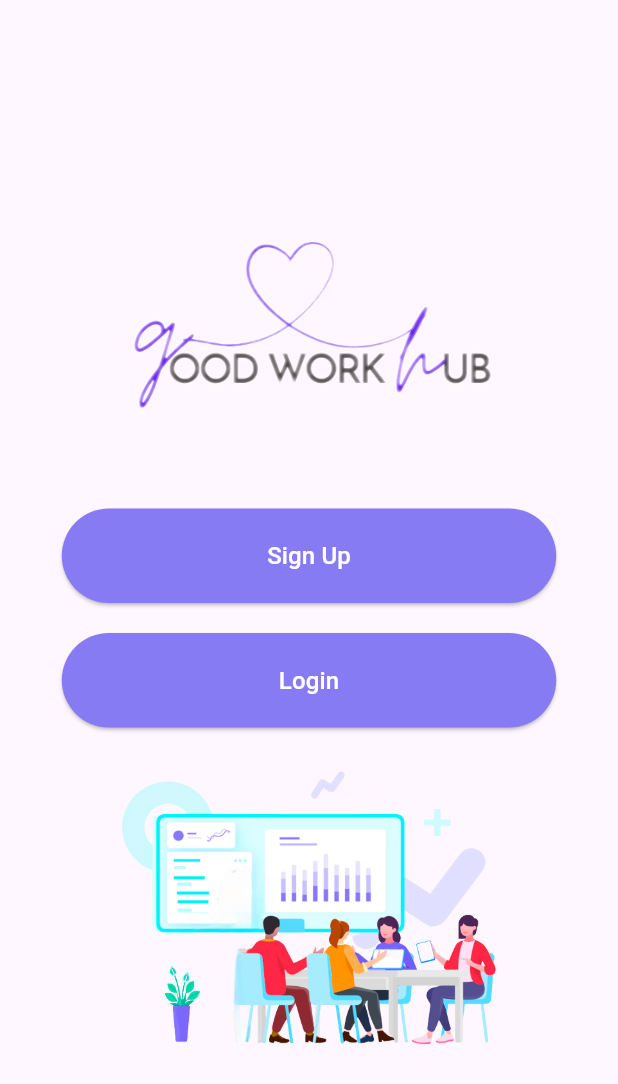
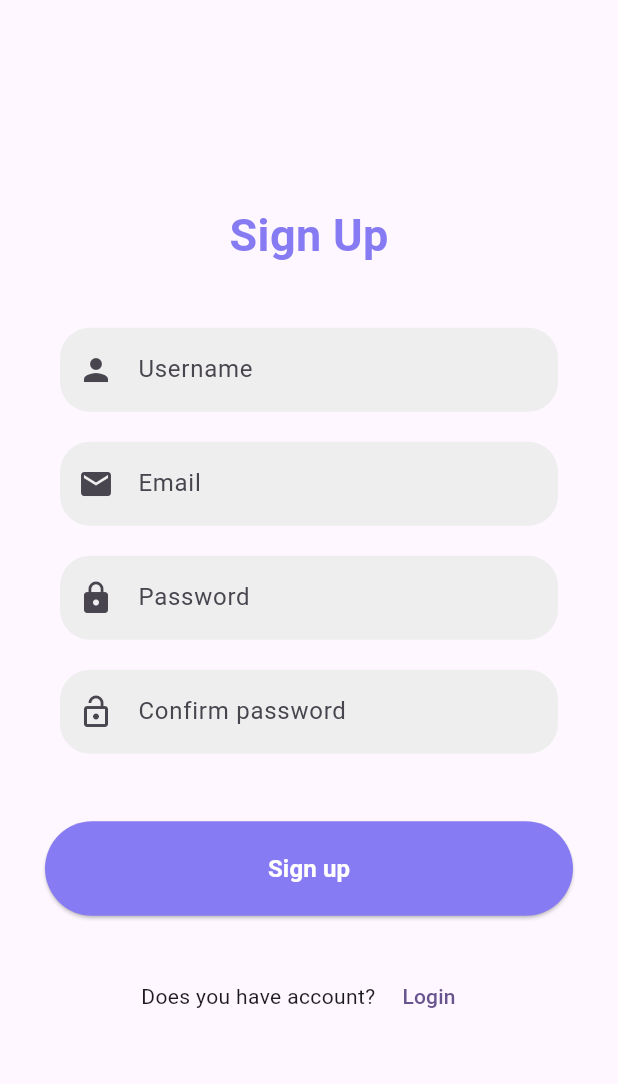
Before and after one commit to goodworkhub-dev/flutter-mobile-app, a Flutter app: the frontPage screen opened directly, after a tap on "Sign Up", on a phone screen of 412 x 824 dp. Shown: the top 1084 px of the screen. Run offline on Flutter 3.47's test engine with Material 2 defaults, Android fonts, the phone set to English and light mode, and no system bars.

Commit message:
frontend design completed

```diff
--- a/lib/SignUpPage.dart
+++ b/lib/SignUpPage.dart
@@ -0,0 +1,145 @@
+import 'package:flutter/material.dart';
+
+class SignUpPage extends StatelessWidget {
+  const SignUpPage({super.key});
+
+  @override
+  Widget build(BuildContext context) {
+    return Scaffold(
+           body: Center(
+             child: SingleChildScrollView(
+               child: Column(
+                 mainAxisAlignment: MainAxisAlignment.center,
+                 children: [
+                   Text("Sign Up",style: TextStyle(
+                     color: Color(0xFF867BF2),
+                     fontSize: 30,
+                     fontWeight: FontWeight.bold,
+                   ),
+                   ),
+                   SizedBox(height: 20),
+                   Container(
+                     padding: EdgeInsets.symmetric(horizontal: 40),
+                     margin: EdgeInsets.only(top: 20.0),
+                     child: TextFormField(
+                       decoration: InputDecoration(
+                         enabledBorder: OutlineInputBorder(
+                           borderRadius: BorderRadius.all(Radius.circular(20.0)),
+                           borderSide: BorderSide(color:Colors.transparent)
+                         ),
+                         focusedBorder: OutlineInputBorder(
+                           borderRadius: BorderRadius.all(Radius.circular(20.0)),
+                             borderSide: BorderSide(color:Color(0xFF867BF2))
+                         ),
+                         prefixIcon: Icon(Icons.person),
+                         hintText: 'Username',
+                         fillColor: Colors.grey[200],
+                         filled: true,
+                       ),
+                     ),
+                   ),
+                   Container(
+                     padding: EdgeInsets.symmetric(horizontal: 40),
+                     margin: EdgeInsets.only(top: 20.0),
+                     child: TextFormField(
+                       decoration: InputDecoration(
+                         enabledBorder: OutlineInputBorder(
+                             borderRadius: BorderRadius.all(Radius.circular(20.0)),
+                             borderSide: BorderSide(color:Colors.transparent)
+                         ),
+                         focusedBorder: OutlineInputBorder(
+                             borderRadius: BorderRadius.all(Radius.circular(20.0)),
+                             borderSide: BorderSide(color:Color(0xFF867BF2))
+                         ),
+                         prefixIcon: Icon(Icons.email),
+                         hintText: 'Email',
+                         fillColor: Colors.grey[200],
+                         filled: true,
+                       ),
+                     ),
+                   ),
+                   Container(
+                     padding: EdgeInsets.symmetric(horizontal: 40),
+                     margin: EdgeInsets.only(top: 20.0),
+                     child: TextFormField(
+                       obscureText: true,
+                       decoration: InputDecoration(
+                         enabledBorder: OutlineInputBorder(
+                             borderRadius: BorderRadius.all(Radius.circular(20.0)),
+                             borderSide: BorderSide(color:Colors.transparent)
+                         ),
+                         focusedBorder: OutlineInputBorder(
+                             borderRadius: BorderRadius.all(Radius.circular(20.0)),
+                             borderSide: BorderSide(color:Color(0xFF867BF2))
+                         ),
+                         prefixIcon: Icon(Icons.lock),
+                         hintText: 'Password',
+                         fillColor: Colors.grey[200],
+                         filled: true,
+                       ),
+                     ),
+                   ),
+                   Container(
+                     padding: EdgeInsets.symmetric(horizontal: 40),
+                     margin: EdgeInsets.only(top: 20.0),
+                     child: TextFormField(
+                       obscureText: true,
+                       decoration: InputDecoration(
+                         enabledBorder: OutlineInputBorder(
+                             borderRadius: BorderRadius.all(Radius.circular(20.0)),
+                             borderSide: BorderSide(color:Colors.transparent)
+                         ),
+                         focusedBorder: OutlineInputBorder(
+                             borderRadius: BorderRadius.all(Radius.circular(20.0)),
+                             borderSide: BorderSide(color:Color(0xFF867BF2))
+                         ),
+                         prefixIcon: Icon(Icons.lock_open),
+                         hintText: 'Confirm password',
+                         fillColor: Colors.grey[200],
+                         filled: true,
+                       ),
+                     ),
+                   ),
+                   SizedBox(height: 15),
+                   Container(
+                     margin: EdgeInsets.all(30),
+                     width: double.infinity,
+                     child: ElevatedButton(
+                       onPressed: () {
+                         // Add your button click logic here
+                       },
+                       child: Text('Sign up',
+                         style: TextStyle(
+                           color: Colors.white,
+                           fontWeight: FontWeight.bold,
+                           fontSize: 16,
+                         ),
+                       ),
+                       style: ElevatedButton.styleFrom(
+                         primary: Color(0xFF867BF2),
+                         padding: EdgeInsets.symmetric(horizontal: 20, vertical: 20),
+                         minimumSize: Size(0.8 * MediaQuery.of(context).size.width, 0),
+                       ),
+                     ),
+                   ),
+                   Container(
+                     child: Row(
+                       mainAxisAlignment: MainAxisAlignment.center,
+                       children: [
+                         Text('Does you have account? '),
+                         TextButton(
+                             onPressed: (){
+                               Navigator.pushNamed(context, '/login');
+                             },
+                             child: Text('Login'),
+                         ),
+                       ],
+                     ),
+                   ),
+                 ],
+               ),
+             ),
+           ),
+    );
+  }
+}
--- a/lib/frontPage.dart
+++ b/lib/frontPage.dart
@@ -4,6 +4,7 @@ class frontPage extends StatelessWidget {
 
   @override
   Widget build(BuildContext context) {
+
     return Scaffold(
             body:Center(
               child:Column(
@@ -15,7 +16,7 @@ class frontPage extends StatelessWidget {
                   SizedBox(height: 20),
                   ElevatedButton(
                     onPressed: (){
-
+                        Navigator.pushNamed(context, '/signup');
                     },
                     style: ElevatedButton.styleFrom(
                         primary: Color(0xFF867BF2),
@@ -34,7 +35,7 @@ class frontPage extends StatelessWidget {
                   SizedBox(height: 20),
                   ElevatedButton(
                     onPressed: (){
-
+                      Navigator.pushNamed(context, '/login');
                     },
                     style: ElevatedButton.styleFrom(
                       primary: Color(0xFF867BF2),
```
Also changed, not shown: lib/LoginPage.dart (+109 -0 lines), lib/main.dart (+10 -1 lines), flutter_01.png (added).
